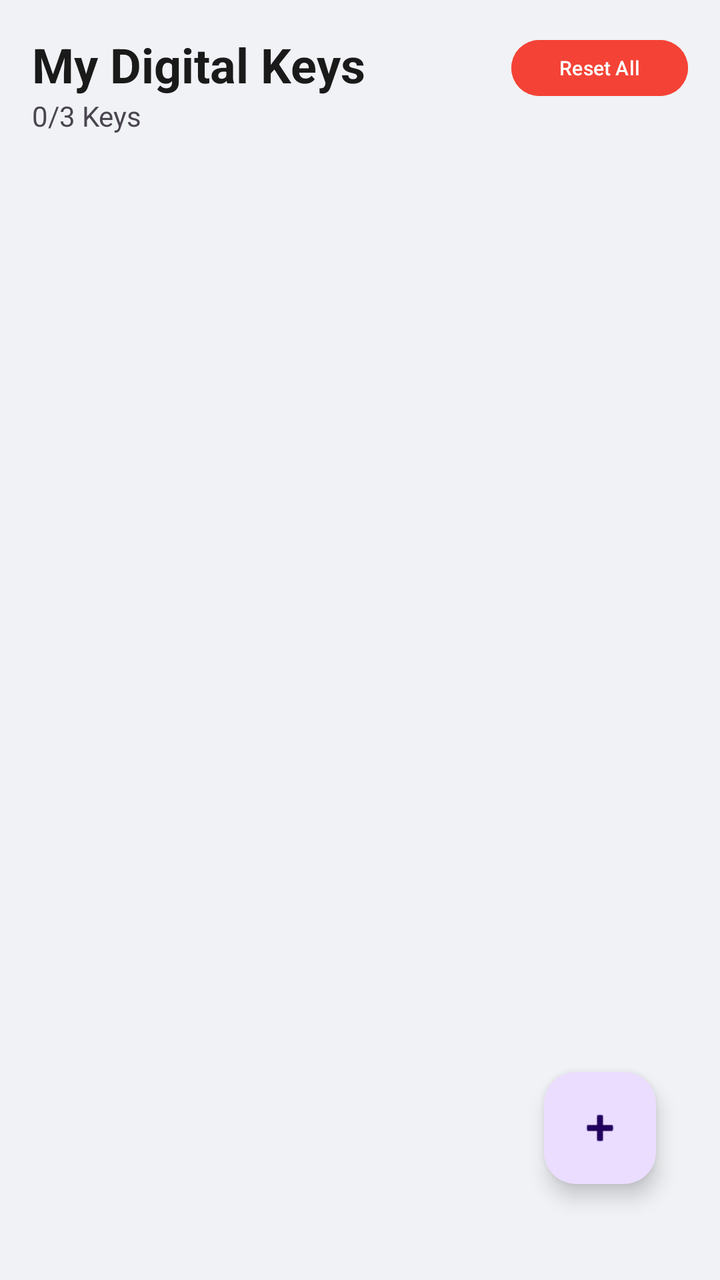
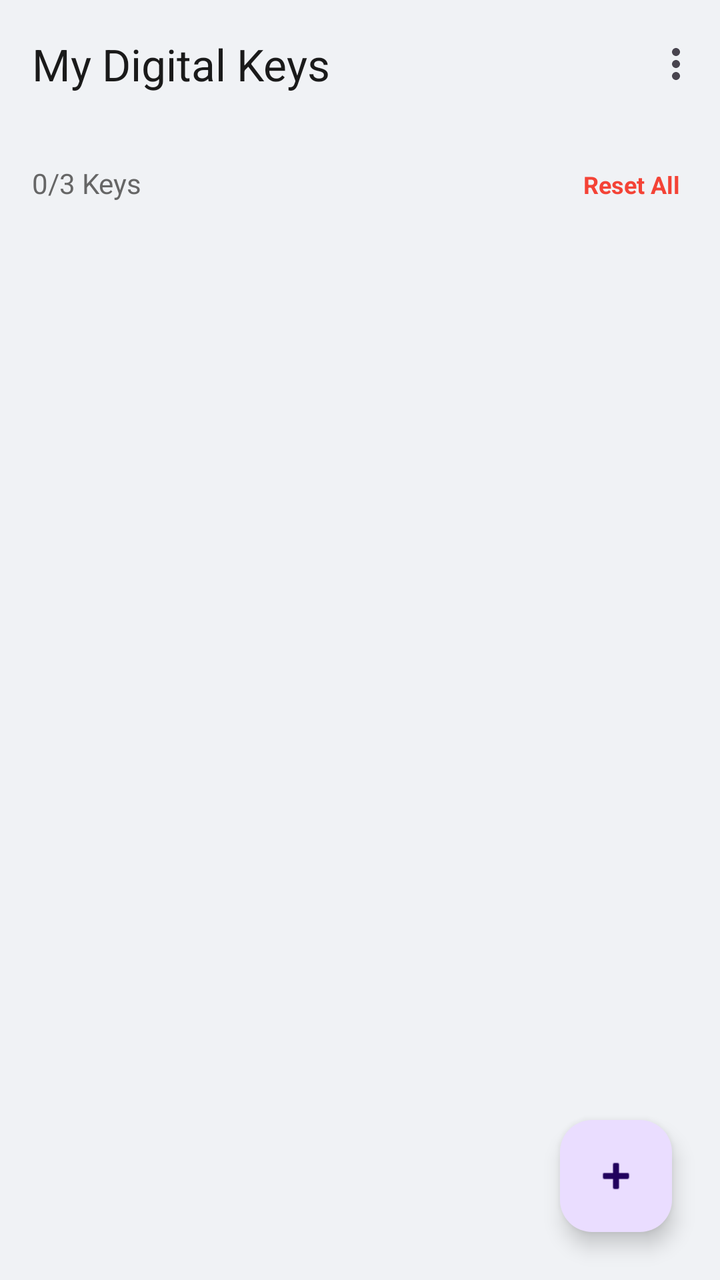

The first picture is an Android layout as it rendered before a commit; the second is the same layout after the commit. The layout source and the unified diff follow.
<!-- AndroidManifest.xml: application theme Theme._100_BasicCrypto -->
<!-- res/layout/activity_home.xml -->
<?xml version="1.0" encoding="utf-8"?>
<androidx.constraintlayout.widget.ConstraintLayout xmlns:android="http://schemas.android.com/apk/res/android"
    xmlns:app="http://schemas.android.com/apk/res-auto"
    xmlns:tools="http://schemas.android.com/tools"
    android:layout_width="match_parent"
    android:layout_height="match_parent"
    android:background="#F0F2F5"
    android:padding="16dp"
    android:fitsSystemWindows="true">

    <TextView
        android:id="@+id/tv_title"
        android:layout_width="wrap_content"
        android:layout_height="wrap_content"
        android:text="My Digital Keys"
        android:textSize="24sp"
        android:textStyle="bold"
        android:textColor="#1A1A1A"
        app:layout_constraintTop_toTopOf="parent"
        app:layout_constraintStart_toStartOf="parent" />

    <TextView
        android:id="@+id/tv_count"
        android:layout_width="wrap_content"
        android:layout_height="wrap_content"
        android:text="0/3 Keys"
        android:textSize="14sp"
        app:layout_constraintTop_toBottomOf="@id/tv_title"
        app:layout_constraintStart_toStartOf="parent" />

    <Button
        android:id="@+id/btn_reset_all"
        android:layout_width="wrap_content"
        android:layout_height="36dp"
        android:text="Reset All"
        android:textSize="10sp"
        android:backgroundTint="#F44336"
        app:layout_constraintTop_toTopOf="parent"
        app:layout_constraintEnd_toEndOf="parent" />

    <androidx.recyclerview.widget.RecyclerView
        android:id="@+id/rv_keys"
        android:layout_width="0dp"
        android:layout_height="0dp"
        android:layout_marginTop="16dp"
        app:layout_constraintTop_toBottomOf="@id/tv_count"
        app:layout_constraintBottom_toBottomOf="parent"
        app:layout_constraintStart_toStartOf="parent"
        app:layout_constraintEnd_toEndOf="parent"
        tools:listitem="@layout/item_digital_key" />

    <com.google.android.material.floatingactionbutton.FloatingActionButton
        android:id="@+id/fab_add_key"
        android:layout_width="wrap_content"
        android:layout_height="wrap_content"
        android:layout_marginEnd="16dp"
        android:layout_marginBottom="32dp"
        android:src="@android:drawable/ic_input_add"
        app:layout_constraintBottom_toBottomOf="parent"
        app:layout_constraintEnd_toEndOf="parent"
        android:contentDescription="Add New Key" />

</androidx.constraintlayout.widget.ConstraintLayout>
<!-- res/layout/item_digital_key.xml (included above) -->
<?xml version="1.0" encoding="utf-8"?>
<androidx.cardview.widget.CardView xmlns:android="http://schemas.android.com/apk/res/android"
    xmlns:app="http://schemas.android.com/apk/res-auto"
    android:layout_width="match_parent"
    android:layout_height="wrap_content"
    android:layout_marginBottom="8dp"
    app:cardCornerRadius="12dp"
    app:cardElevation="3dp"
    app:cardBackgroundColor="@android:color/white">

    <LinearLayout
        android:layout_width="match_parent"
        android:layout_height="wrap_content"
        android:orientation="vertical"
        android:padding="16dp">

        <TextView
            android:id="@+id/tv_item_name"
            android:layout_width="wrap_content"
            android:layout_height="wrap_content"
            android:text="Vehicle Name"
            android:textSize="18sp"
            android:textStyle="bold"
            android:textColor="#212121" />

        <TextView
            android:id="@+id/tv_item_status"
            android:layout_width="wrap_content"
            android:layout_height="wrap_content"
            android:text="Status: ACTIVE"
            android:textSize="14sp"
            android:textColor="#1976D2"
            android:textStyle="bold"
            android:layout_marginTop="4dp" />

        <TextView
            android:id="@+id/tv_item_plate"
            android:layout_width="wrap_content"
            android:layout_height="wrap_content"
            android:text="Plate: --"
            android:textSize="13sp"
            android:textColor="#616161"
            android:layout_marginTop="4dp" />

        <View
            android:layout_width="match_parent"
            android:layout_height="1dp"
            android:background="#EEEEEE"
            android:layout_marginTop="12dp"
            android:layout_marginBottom="12dp"/>

        <TextView
            android:id="@+id/tv_item_keyid"
            android:layout_width="wrap_content"
            android:layout_height="wrap_content"
            android:text="KeyID: --"
            android:textSize="11sp"
            android:fontFamily="monospace"
            android:textColor="#455A64"
            android:alpha="0.85" />

        <TextView
            android:id="@+id/tv_item_moduleid"
            android:layout_width="wrap_content"
            android:layout_height="wrap_content"
            android:text="ModuleID: --"
            android:textSize="11sp"
            android:fontFamily="monospace"
            android:textColor="#455A64"
            android:alpha="0.85"
            android:layout_marginTop="4dp" />

    </LinearLayout>
</androidx.cardview.widget.CardView>
<!-- resources referenced by this layout -->
<resources>
  <style name="Theme._100_BasicCrypto" parent="Base.Theme._100_BasicCrypto" />
  <style name="Base.Theme._100_BasicCrypto" parent="Theme.Material3.DayNight.NoActionBar">
          
          
      </style>
</resources>

<!-- the commit's change to res/layout/activity_home.xml (unified diff, before → after) -->
@@ -5,56 +5,121 @@
     android:layout_width="match_parent"
     android:layout_height="match_parent"
     android:background="#F0F2F5"
-    android:padding="16dp"
     android:fitsSystemWindows="true">
 
-    <TextView
-        android:id="@+id/tv_title"
-        android:layout_width="wrap_content"
-        android:layout_height="wrap_content"
-        android:text="My Digital Keys"
-        android:textSize="24sp"
-        android:textStyle="bold"
-        android:textColor="#1A1A1A"
-        app:layout_constraintTop_toTopOf="parent"
-        app:layout_constraintStart_toStartOf="parent" />
-
-    <TextView
-        android:id="@+id/tv_count"
-        android:layout_width="wrap_content"
-        android:layout_height="wrap_content"
-        android:text="0/3 Keys"
-        android:textSize="14sp"
-        app:layout_constraintTop_toBottomOf="@id/tv_title"
-        app:layout_constraintStart_toStartOf="parent" />
-
-    <Button
-        android:id="@+id/btn_reset_all"
-        android:layout_width="wrap_content"
-        android:layout_height="36dp"
-        android:text="Reset All"
-        android:textSize="10sp"
-        android:backgroundTint="#F44336"
-        app:layout_constraintTop_toTopOf="parent"
-        app:layout_constraintEnd_toEndOf="parent" />
+    <com.google.android.material.appbar.AppBarLayout
+        android:id="@+id/appbar"
+        android:layout_width="match_parent"
+        android:layout_height="wrap_content"
+        android:background="@android:color/transparent"
+        app:elevation="0dp"
+        app:layout_constraintTop_toTopOf="parent">
+
+        <com.google.android.material.appbar.MaterialToolbar
+            android:id="@+id/toolbar"
+            android:layout_width="match_parent"
+            android:layout_height="?attr/actionBarSize"
+            app:title="My Digital Keys"
+            app:titleTextColor="#1A1A1A"
+            app:menu="@menu/home_menu" />
+    </com.google.android.material.appbar.AppBarLayout>
+
+    <LinearLayout
+        android:id="@+id/ll_stats"
+        android:layout_width="match_parent"
+        android:layout_height="wrap_content"
+        android:padding="16dp"
+        android:orientation="horizontal"
+        app:layout_constraintTop_toBottomOf="@id/appbar">
+
+        <TextView
+            android:id="@+id/tv_count"
+            android:layout_width="0dp"
+            android:layout_height="wrap_content"
+            android:layout_weight="1"
+            android:text="0/3 Keys"
+            android:textSize="14sp"
+            android:textColor="#666666" />
+
+        <TextView
+            android:id="@+id/btn_reset_all"
+            android:layout_width="wrap_content"
+            android:layout_height="wrap_content"
+            android:text="Reset All"
+            android:textSize="12sp"
+            android:textColor="#F44336"
+            android:textStyle="bold"
+            android:padding="4dp" />
+    </LinearLayout>
+
+    
+    <com.google.android.material.card.MaterialCardView
+        android:id="@+id/cv_invitation_banner"
+        android:layout_width="match_parent"
+        android:layout_height="wrap_content"
+        android:layout_margin="16dp"
+        android:visibility="gone"
+        app:cardBackgroundColor="#FFF9C4"
+        app:cardCornerRadius="12dp"
+        app:cardElevation="2dp"
+        app:layout_constraintTop_toBottomOf="@id/ll_stats"
+        app:strokeColor="#FBC02D"
+        app:strokeWidth="1dp">
+
+        <LinearLayout
+            android:layout_width="match_parent"
+            android:layout_height="wrap_content"
+            android:gravity="center_vertical"
+            android:orientation="horizontal"
+            android:padding="12dp">
+
+            <ImageView
+                android:layout_width="24dp"
+                android:layout_height="24dp"
+                android:src="@android:drawable/ic_dialog_email"
+                app:tint="#FBC02D" />
+
+            <TextView
+                android:layout_width="0dp"
+                android:layout_height="wrap_content"
+                android:layout_marginStart="12dp"
+                android:layout_weight="1"
+                android:text="You have a new key invitation!"
+                android:textColor="#856404"
+                android:textSize="14sp"
+                android:textStyle="bold" />
+
+            <Button
+                android:id="@+id/btn_view_invitation"
+                style="?attr/borderlessButtonStyle"
+                android:layout_width="wrap_content"
+                android:layout_height="wrap_content"
+                android:minWidth="0dp"
+                android:minHeight="0dp"
+                android:padding="8dp"
+                android:text="VIEW"
+                android:textColor="#FBC02D"
+                android:textSize="12sp"
+                android:textStyle="bold" />
+        </LinearLayout>
+    </com.google.android.material.card.MaterialCardView>
 
     <androidx.recyclerview.widget.RecyclerView
         android:id="@+id/rv_keys"
-        android:layout_width="0dp"
+        android:layout_width="match_parent"
         android:layout_height="0dp"
-        android:layout_marginTop="16dp"
-        app:layout_constraintTop_toBottomOf="@id/tv_count"
+        android:layout_marginTop="8dp"
+        android:paddingHorizontal="16dp"
+        android:clipToPadding="false"
+        app:layout_constraintTop_toBottomOf="@id/cv_invitation_banner"
         app:layout_constraintBottom_toBottomOf="parent"
-        app:layout_constraintStart_toStartOf="parent"
-        app:layout_constraintEnd_toEndOf="parent"
         tools:listitem="@layout/item_digital_key" />
 
     <com.google.android.material.floatingactionbutton.FloatingActionButton
         android:id="@+id/fab_add_key"
         android:layout_width="wrap_content"
         android:layout_height="wrap_content"
-        android:layout_marginEnd="16dp"
-        android:layout_marginBottom="32dp"
+        android:layout_margin="24dp"
         android:src="@android:drawable/ic_input_add"
         app:layout_constraintBottom_toBottomOf="parent"
         app:layout_constraintEnd_toEndOf="parent"
@@ -63,13 +128,15 @@
 </androidx.constraintlayout.widget.ConstraintLayout>
 <!-- res/layout/item_digital_key.xml (included above) -->
 <?xml version="1.0" encoding="utf-8"?>
-<androidx.cardview.widget.CardView xmlns:android="http://schemas.android.com/apk/res/android"
+<com.google.android.material.card.MaterialCardView xmlns:android="http://schemas.android.com/apk/res/android"
     xmlns:app="http://schemas.android.com/apk/res-auto"
     android:layout_width="match_parent"
     android:layout_height="wrap_content"
-    android:layout_marginBottom="8dp"
-    app:cardCornerRadius="12dp"
-    app:cardElevation="3dp"
+    android:layout_marginBottom="12dp"
+    app:cardCornerRadius="16dp"
+    app:cardElevation="2dp"
+    app:strokeWidth="1dp"
+    app:strokeColor="#EEEEEE"
     app:cardBackgroundColor="@android:color/white">
 
     <LinearLayout
@@ -78,61 +145,83 @@
         android:orientation="vertical"
         android:padding="16dp">
 
-        <TextView
-            android:id="@+id/tv_item_name"
-            android:layout_width="wrap_content"
-            android:layout_height="wrap_content"
-            android:text="Vehicle Name"
-            android:textSize="18sp"
-            android:textStyle="bold"
-            android:textColor="#212121" />
-
-        <TextView
-            android:id="@+id/tv_item_status"
-            android:layout_width="wrap_content"
-            android:layout_height="wrap_content"
-            android:text="Status: ACTIVE"
-            android:textSize="14sp"
-            android:textColor="#1976D2"
-            android:textStyle="bold"
-            android:layout_marginTop="4dp" />
+        <RelativeLayout
+            android:layout_width="match_parent"
+            android:layout_height="wrap_content">
+
+            <TextView
+                android:id="@+id/tv_item_name"
+                android:layout_width="wrap_content"
+                android:layout_height="wrap_content"
+                android:text="Vehicle Name"
+                android:textSize="18sp"
+                android:textStyle="bold"
+                android:textColor="#1A1A1A" />
+
+            <com.google.android.material.chip.Chip
+                android:id="@+id/chip_role_status"
+                android:layout_width="wrap_content"
+                android:layout_height="32dp"
+                android:layout_alignParentEnd="true"
+                android:layout_centerVertical="true"
+                android:text="OWNER"
+                android:textSize="10sp"
+                app:chipMinHeight="0dp"
+                app:chipSpacingHorizontal="0dp"
+                app:chipStrokeWidth="0dp" />
+        </RelativeLayout>
 
         <TextView
             android:id="@+id/tv_item_plate"
             android:layout_width="wrap_content"
             android:layout_height="wrap_content"
+            android:layout_marginTop="2dp"
             android:text="Plate: --"
             android:textSize="13sp"
-            android:textColor="#616161"
-            android:layout_marginTop="4dp" />
+            android:textColor="#666666" />
+
+        <TextView
+            android:id="@+id/tv_item_status_desc"
+            android:layout_width="wrap_content"
+            android:layout_height="wrap_content"
+            android:layout_marginTop="8dp"
+            android:text="Active"
+            android:textSize="12sp"
+            android:textColor="#1976D2"
+            android:textStyle="italic"
+            android:visibility="gone" />
 
         <View
             android:layout_width="match_parent"
             android:layout_height="1dp"
-            android:background="#EEEEEE"
+            android:background="#F5F5F5"
             android:layout_marginTop="12dp"
             android:layout_marginBottom="12dp"/>
 
-        <TextView
-            android:id="@+id/tv_item_keyid"
-            android:layout_width="wrap_content"
-            android:layout_height="wrap_content"
-            android:text="KeyID: --"
-            android:textSize="11sp"
-            android:fontFamily="monospace"
-            android:textColor="#455A64"
-            android:alpha="0.85" />
-
-        <TextView
-            android:id="@+id/tv_item_moduleid"
-            android:layout_width="wrap_content"
-            android:layout_height="wrap_content"
-            android:text="ModuleID: --"
-            android:textSize="11sp"
-            android:fontFamily="monospace"
-            android:textColor="#455A64"
-            android:alpha="0.85"
-            android:layout_marginTop="4dp" />
+        <LinearLayout
+            android:layout_width="match_parent"
+            android:layout_height="wrap_content"
+            android:orientation="horizontal">
+
+            <TextView
+                android:id="@+id/tv_item_keyid"
+                android:layout_width="0dp"
+                android:layout_height="wrap_content"
+                android:layout_weight="1"
+                android:text="Key: --"
+                android:textSize="10sp"
+                android:fontFamily="monospace"
+                android:textColor="#999999" />
+
+            <TextView
+                android:id="@+id/tv_item_moduleid"
+                android:layout_width="wrap_content"
+                android:layout_height="wrap_content"
+                android:text="MOD: --"
+                android:textSize="10sp"
+                android:fontFamily="monospace"
+                android:textColor="#999999" />
+        </LinearLayout>
 
     </LinearLayout>
-</androidx.cardview.widget.CardView>
+</com.google.android.material.card.MaterialCardView>
